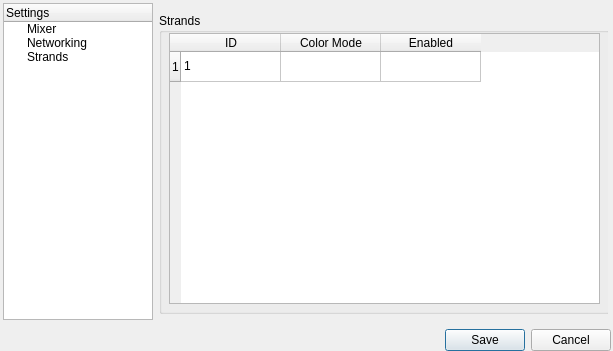
Qt form ui/dlg_settings.ui (Openlights/firemix) before a commit.
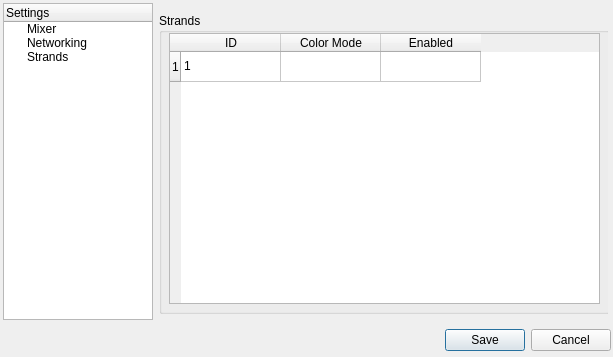
The same form after that commit.

Commit message: Loading strand settings into GUI

```diff
--- a/ui/dlg_settings.ui
+++ b/ui/dlg_settings.ui
@@ -7,7 +7,7 @@
     <x>0</x>
     <y>0</y>
     <width>613</width>
-    <height>351</height>
+    <height>357</height>
    </rect>
   </property>
   <property name="windowTitle">
```
The commit also changes 3 other files.
